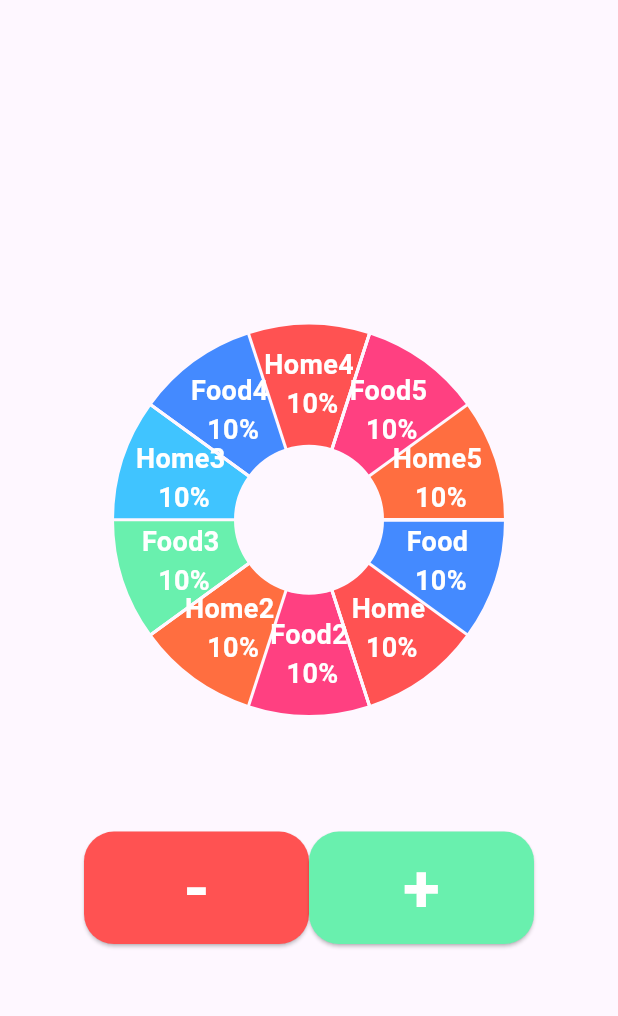
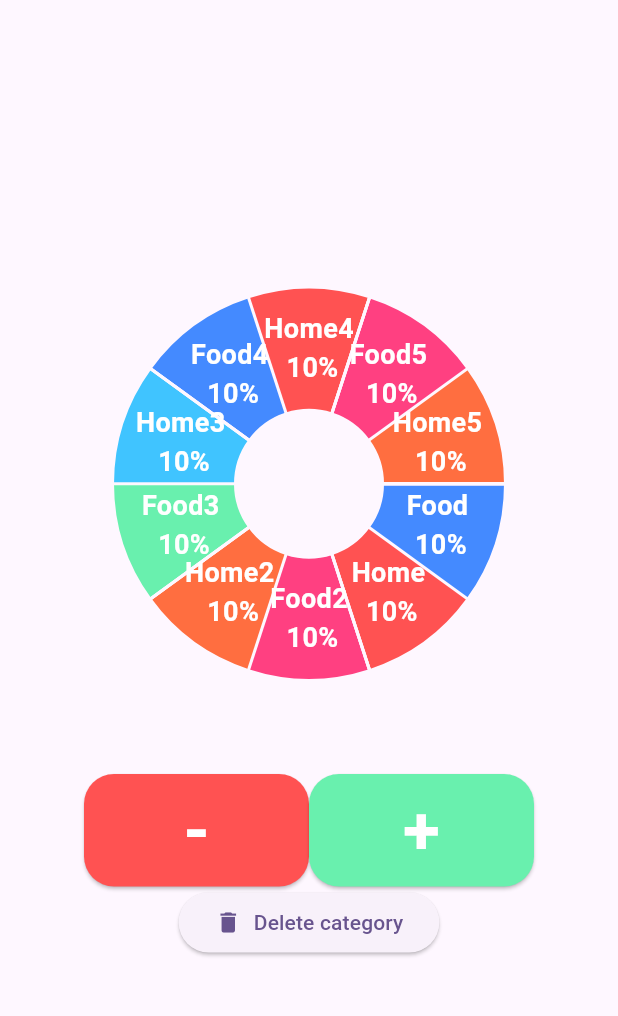
Before and after one commit to mmaxemm/FinFlow, a Flutter app: the screen it shows after launch, on a phone screen of 412 x 824 dp, the part 84-1100 px from its top. Run offline on Flutter 3.47's test engine with Material 3 defaults, Android fonts, the phone set to English and light mode, and no system bars; drawn by our look-alikes of fl_chart.

Commit message:
Start delete category feature

```diff
--- a/flutterProject/lib/features/add_expenses/add_expenses_screen.dart
+++ b/flutterProject/lib/features/add_expenses/add_expenses_screen.dart
@@ -53,7 +53,7 @@ class _AddExpensesState extends State<AddExpenses> {
                 );
               }
             },
-            child: const Text('Choose category'))
+            child: const Text('Choose category')),
       ]),
     );
   }
--- /dev/null
+++ b/flutterProject/lib/features/delete_category/view.dart
@@ -0,0 +1 @@
+export 'delete_category.dart';
--- a/flutterProject/lib/features/home_page/home_page_screen.dart
+++ b/flutterProject/lib/features/home_page/home_page_screen.dart
@@ -2,7 +2,6 @@ import "package:fl_chart/fl_chart.dart";
 import "package:flutter/material.dart";
 
 import "../../fin_flow_app.dart";
-
 
 class HomePage extends StatefulWidget {
   const HomePage({super.key, required this.title});
@@ -80,6 +79,17 @@ class _HomePageState extends State<HomePage> {
               ),
             ),
           ]),
+          ElevatedButton(
+              onPressed: () {
+                Navigator.of(context).pushNamed('/');
+              },
+              child: Row(
+                mainAxisSize: MainAxisSize.min,
+                  children: [
+                Icon(Icons.delete),
+                SizedBox(width: 8,),
+                Center(child: Text('Delete category')),
+              ])),
           Spacer(
             flex: 1,
           ),
--- a/flutterProject/lib/routes/routes.dart
+++ b/flutterProject/lib/routes/routes.dart
@@ -1,11 +1,13 @@
-import 'package:finflow/features/add_expenses/view.dart';
-import 'package:finflow/features/home_page/view.dart';
+import '../features/add_expenses/view.dart';
+import '../features/home_page/view.dart';
 import '../features/add_expenses/category/add_category/view.dart';
 import '../features/add_expenses/category/view.dart';
+import '../features/delete_category/view.dart';
 
 final routes = {
   '/': (context) => const HomePage(title: 'FinFlow',),
   '/add_expenses': (context) => const AddExpenses(title: 'Add Expenses'),
   '/add_expenses/category': (context) => const AddExpensesCategory(title: 'Choose category'),
   '/add_expenses/category/add_category': (context) => const AddCategory(title: 'Add category'),
+  '/delete_category' : (context) => const DeleteCategory(title: 'Choose category'),
 };
```
Also changed, not shown: flutterProject/lib/features/delete_category/delete_category.dart (added, +83 -0 lines).
